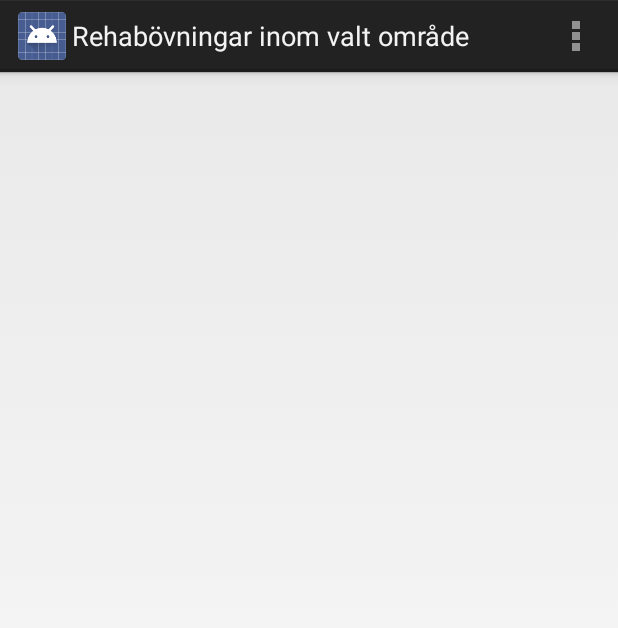
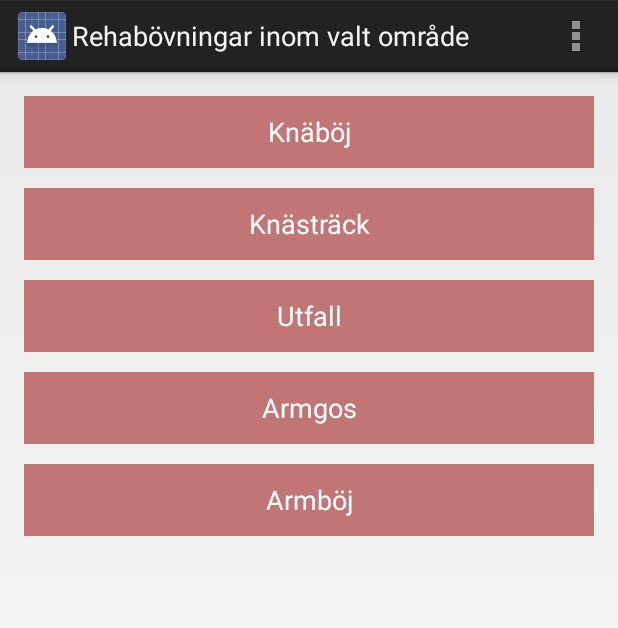
Before and after one commit to mbark/rehappilitering, an Android app: the AddExercisesToList screen opened directly, with no data from a screen before it, on a phone screen of 412 x 824 dp. Shown: the top 628 px of the screen. Run offline under Robolectric (Android 15) with nearby library versions, the phone set to English and light mode, and no system bars.

Commit message:
Fix bug introduced in last update

```diff
--- a/app/src/main/java/arkbarkberg/rehappilitering/AddExercisesToList.java
+++ b/app/src/main/java/arkbarkberg/rehappilitering/AddExercisesToList.java
@@ -22,7 +22,6 @@ public class AddExercisesToList extends Activity {
 
         LinearLayout verticalLayout = (LinearLayout) findViewById(R.id.exercisesWrapper);
 
-        Database.constructDb();
         ArrayList<Exercise> allExercises = Database.getCategories().get(0).getExercises();
 
         Log.e("*****", ""+allExercises.size());
--- a/app/src/main/java/arkbarkberg/rehappilitering/Database.java
+++ b/app/src/main/java/arkbarkberg/rehappilitering/Database.java
@@ -8,28 +8,24 @@ import java.util.ArrayList;
  * Created by mbark on 08/11/14.
  */
 public class Database {
-    private static ArrayList<ExerciseCategory> categories = new ArrayList<ExerciseCategory>();
+    private static final ArrayList<ExerciseCategory> CATEGORIES = new ArrayList<ExerciseCategory>();
 
     public static void constructDb() {
         ExerciseCategory categoryKnee = new ExerciseCategory(1, "Knä");
         ExerciseCategory categoryElbow = new ExerciseCategory(2, "Armbåge");
 
-        ArrayList<Exercise> exercisesKnee = new ArrayList<Exercise>();
-        exercisesKnee.add(new Exercise("Knäböj", "Gör knäböj", "http://www.youtube.com"));
-        exercisesKnee.add(new Exercise("Knästräck", "Gör knästräck", "http://www.youtube.com"));
-        exercisesKnee.add(new Exercise("Utfall", "Gör utfall", "http://www.youtube.com"));
-        categoryKnee.setExercises(exercisesKnee);
+        categoryKnee.addExercise(new Exercise("Knäböj", "Gör knäböj", "http://www.youtube.com"));
+        categoryKnee.addExercise(new Exercise("Knästräck", "Gör knästräck", "http://www.youtube.com"));
+        categoryKnee.addExercise(new Exercise("Utfall", "Gör utfall", "http://www.youtube.com"));
 
-        ArrayList<Exercise> exercisesElbow = new ArrayList<Exercise>();
-        exercisesKnee.add(new Exercise("Armgos", "Do stuff", "http://www.youtube.com"));
-        exercisesKnee.add(new Exercise("Armböj", "Do stuff", "http://www.youtube.com"));
-        categoryKnee.setExercises(exercisesElbow);
+        categoryKnee.addExercise(new Exercise("Armgos", "Do stuff", "http://www.youtube.com"));
+        categoryKnee.addExercise(new Exercise("Armböj", "Do stuff", "http://www.youtube.com"));
 
-        categories.add(categoryKnee);
-        categories.add(categoryElbow);
+        CATEGORIES.add(categoryKnee);
+        CATEGORIES.add(categoryElbow);
     }
 
     public static ArrayList<ExerciseCategory> getCategories() {
-        return categories;
+        return CATEGORIES;
     }
 }
--- a/app/src/main/java/arkbarkberg/rehappilitering/ExerciseCategory.java
+++ b/app/src/main/java/arkbarkberg/rehappilitering/ExerciseCategory.java
@@ -16,8 +16,8 @@ public class ExerciseCategory {
         exercises = new ArrayList<Exercise>();
     }
 
-    public void setExercises(ArrayList<Exercise> exercises) {
-        this.exercises = exercises;
+    public void addExercise(Exercise e) {
+        exercises.add(e);
     }
 
     public ArrayList<Exercise> getExercises() {
--- a/app/src/main/java/arkbarkberg/rehappilitering/MainActivity.java
+++ b/app/src/main/java/arkbarkberg/rehappilitering/MainActivity.java
@@ -34,6 +34,7 @@ public class MainActivity extends FragmentActivity implements ActionBar.TabListe
     protected void onCreate(Bundle arg0) {
         super.onCreate(arg0);
         Database.constructDb();
+        Log.d("***********************", "************************");
         setContentView(R.layout.activity_main);
 
       /*  maddButton = (ImageButton)findViewById(R.id.addButton);
```
